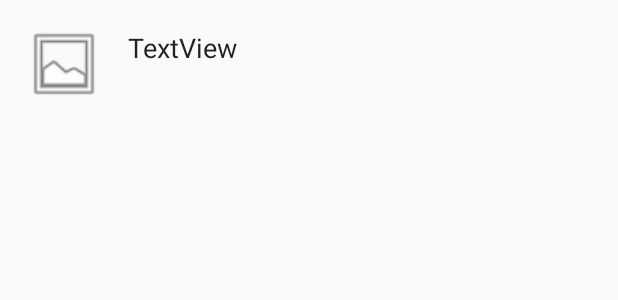
After one commit to SolderByte/tessract, an Android app: the layout dialog_list_icons.xml on its own in the app's theme, with its tools: preview values and no code run, on a phone screen of 412 x 824 dp. The commit adds this screen. Shown: the top 300 px of the screen. Run offline under Robolectric (Android 15) with nearby library versions, the phone set to English and light mode, and no system bars.

Commit message:
android app list progress

```diff
--- /dev/null
+++ b/android/app/src/main/res/layout/dialog_list_icons.xml
@@ -0,0 +1,31 @@
+<?xml version="1.0" encoding="utf-8"?>
+<LinearLayout xmlns:android="http://schemas.android.com/apk/res/android"
+    xmlns:app="http://schemas.android.com/apk/res-auto"
+    android:orientation="horizontal"
+    android:layout_width="match_parent"
+    android:layout_height="match_parent" >
+
+    <ImageView
+        android:layout_width="wrap_content"
+        android:layout_height="wrap_content"
+        app:srcCompat="@android:drawable/ic_menu_gallery"
+        android:id="@+id/dialog_list_icon"
+        android:paddingStart="?android:attr/listPreferredItemPaddingStart"
+        android:paddingEnd="?android:attr/listPreferredItemPaddingEnd"
+        android:minWidth="85dp"
+        android:minHeight="85dp"
+        android:maxWidth="85dp"
+        android:maxHeight="85dp" />
+
+    <TextView
+        android:text="TextView"
+        android:layout_width="wrap_content"
+        android:layout_height="wrap_content"
+        android:id="@+id/dialog_list_text"
+        android:minHeight="?attr/listPreferredItemHeight"
+        android:textAppearance="?android:attr/textAppearanceMedium"
+        android:textColor="?android:attr/textColorAlertDialogListItem"
+        android:gravity="center_vertical"
+        android:paddingEnd="?android:attr/listPreferredItemPaddingEnd"
+        android:ellipsize="marquee" />
+</LinearLayout>
```
Also changed, not shown: android/app/src/main/java/com/solderbyte/tessract/ArrayAdapterWithIcon.java (added, +45 -0 lines), android/app/src/main/java/com/solderbyte/tessract/MainActivity.java (+18 -3 lines).
